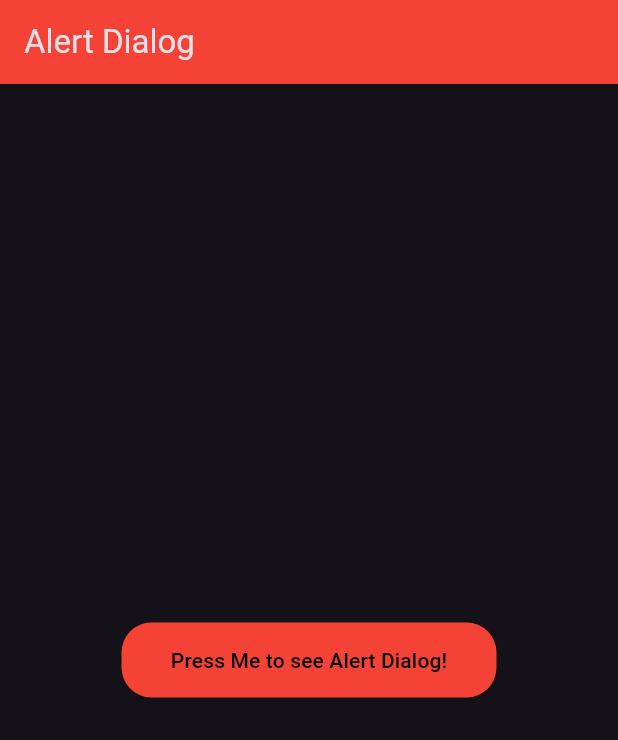
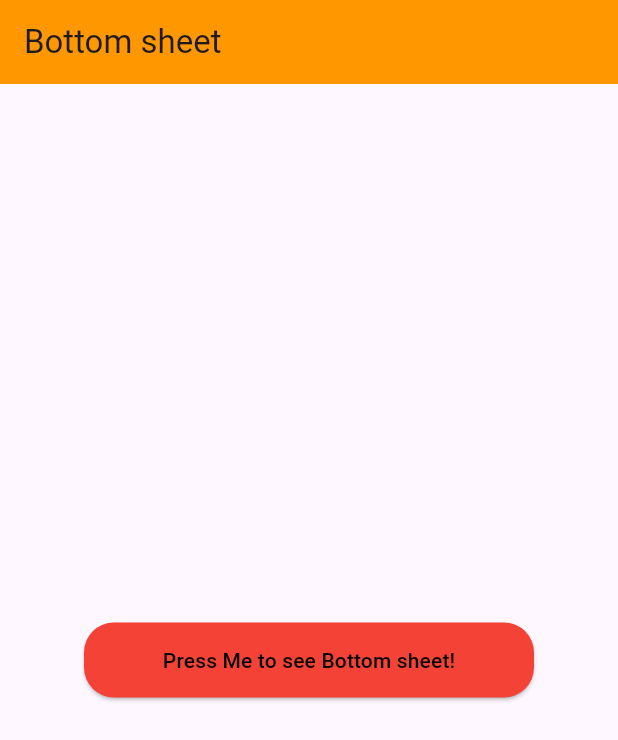
Before and after one commit to Jashwanth-Gowda-R/my_flutter_widgets, a Flutter app: the screen it shows after launch, on a phone screen of 412 x 824 dp. Shown: the top 740 px of the screen. Run offline on Flutter 3.47's test engine with Material 2 defaults, Android fonts, the phone set to English and light mode, and no system bars; our stand-ins replace cached_network_image.

Commit message:
added bottom sheets widgets

```diff
--- a/lib/main.dart
+++ b/lib/main.dart
@@ -1,5 +1,5 @@
 import 'package:flutter/material.dart';
-import 'package:flutter_widgets/views/widgets/alert.dart';
+import 'package:flutter_widgets/views/widgets/bottomsheet.dart';
 
 void main() {
   runApp(const MyApp());
@@ -15,11 +15,11 @@ class MyApp extends StatelessWidget {
       debugShowCheckedModeBanner: false,
       title: 'Flutter Demo',
       theme: ThemeData(
-        brightness: Brightness.dark,
-        primaryColor: Colors.deepPurple,
+        brightness: Brightness.light,
+        primaryColor: Colors.orange,
         useMaterial3: true,
       ),
-      home: const AlertWidget(),
+      home: const BottonSheetWidget(),
     );
   }
 }
--- /dev/null
+++ b/lib/views/widgets/bottomsheet.dart
@@ -0,0 +1,73 @@
+import 'package:flutter/material.dart';
+
+class BottonSheetWidget extends StatelessWidget {
+  const BottonSheetWidget({super.key});
+
+  @override
+  Widget build(BuildContext context) {
+    return Scaffold(
+      appBar: AppBar(
+        title: const Text('Bottom sheet'),
+        backgroundColor: Colors.orange,
+      ),
+      body: Center(
+        child: SizedBox(
+          height: 50,
+          width: 300,
+          child: ElevatedButton(
+            onPressed: () {
+              _showBottomSheet(context);
+            },
+            style: ButtonStyle(
+              shape: MaterialStateProperty.all(
+                RoundedRectangleBorder(
+                  borderRadius: BorderRadius.circular(20),
+                ),
+              ),
+              backgroundColor: MaterialStateProperty.all(
+                Colors.red,
+              ),
+            ),
+            child: const Text(
+              'Press Me to see Bottom sheet!',
+              style: TextStyle(
+                color: Colors.black,
+              ),
+            ),
+          ),
+        ),
+      ),
+    );
+  }
+}
+
+_showBottomSheet(BuildContext context) {
+  showModalBottomSheet(
+    backgroundColor: Theme.of(context).primaryColor,
+    elevation: 0,
+    context: context,
+    builder: (context) {
+      return const Column(
+        mainAxisSize: MainAxisSize.min,
+        children: [
+          ListTile(
+            title: Text('shani'),
+            subtitle: Text('my god'),
+          ),
+          ListTile(
+            title: Text('shani2'),
+            subtitle: Text('my god'),
+          ),
+          ListTile(
+            title: Text('shani3'),
+            subtitle: Text('my god'),
+          ),
+          ListTile(
+            title: Text('shani4'),
+            subtitle: Text('my god'),
+          ),
+        ],
+      );
+    },
+  );
+}
```
